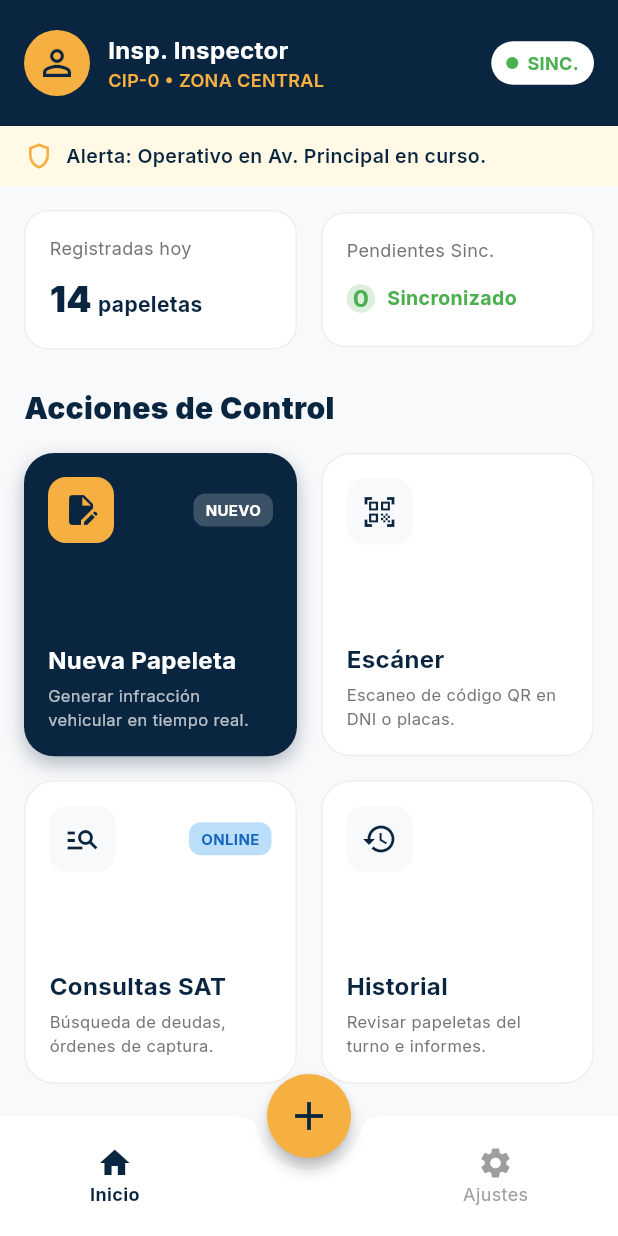
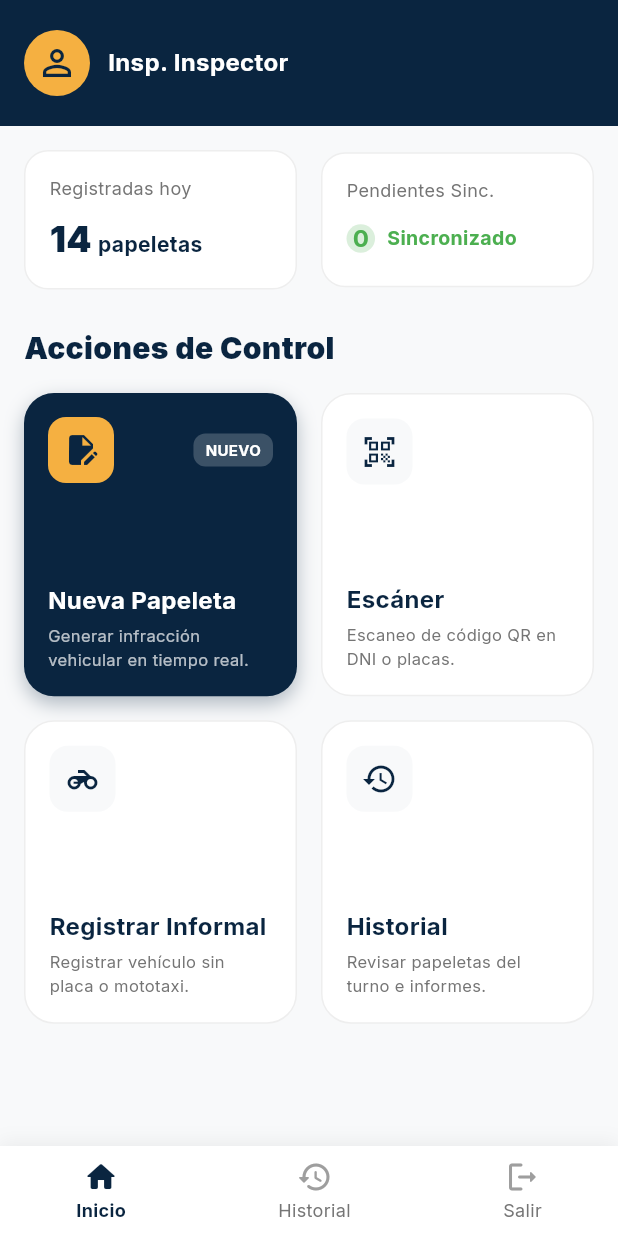
Before and after one commit to ManuelCarrasco28/Sistema-MJLO-Transito, a Flutter app: the HomeScreen screen opened directly, on a phone screen of 412 x 824 dp. Run offline on Flutter 3.47's test engine with Material 3 defaults, Android fonts, the phone set to English and light mode, and no system bars; our stand-ins replace google_fonts, shared_preferences, signature; accounts and stored records are empty.

Commit message:
fix(mobile): Update home and login screens UI, fix ticket insertion bug in backend

```diff
--- a/mobile/lib/screens/home_screen.dart
+++ b/mobile/lib/screens/home_screen.dart
@@ -4,6 +4,7 @@
 import '../theme.dart';
 import 'vehicle_details_screen.dart';
 import 'history_screen.dart';
+import 'register_vehicle_screen.dart';
 
 class HomeScreen extends StatefulWidget {
   const HomeScreen({super.key});
@@ -20,6 +21,60 @@
     if (context.mounted) {
       Navigator.pushReplacementNamed(context, '/');
     }
+  }
+
+  void _showSearchTypeSelectionDialog(BuildContext context) {
+    showDialog(
+      context: context,
+      builder: (context) => AlertDialog(
+        shape: RoundedRectangleBorder(borderRadius: BorderRadius.circular(20)),
+        title: const Text('Tipo de Búsqueda', style: TextStyle(fontWeight: FontWeight.bold, color: AppTheme.primaryBlue)),
+        content: Column(
+          mainAxisSize: MainAxisSize.min,
+          children: [
+            const Text('¿Qué dato tienes del infractor o vehículo?'),
+            const SizedBox(height: 24),
+            Row(
+              children: [
+                Expanded(
+                  child: ElevatedButton.icon(
+                    style: ElevatedButton.styleFrom(
+                      padding: const EdgeInsets.symmetric(vertical: 12),
+                      backgroundColor: AppTheme.primaryBlue,
+                      foregroundColor: Colors.white,
+                      shape: RoundedRectangleBorder(borderRadius: BorderRadius.circular(12)),
+                    ),
+                    icon: const Icon(Icons.pin),
+                    label: const Text('Placa', style: TextStyle(fontSize: 16, fontWeight: FontWeight.bold)),
+                    onPressed: () {
+                      Navigator.pop(context);
+                      _showSearchDialog(context, 'PLACA');
+                    },
+                  ),
+                ),
+                const SizedBox(width: 12),
+                Expanded(
+                  child: ElevatedButton.icon(
+                    style: ElevatedButton.styleFrom(
+                      padding: const EdgeInsets.symmetric(vertical: 12),
+                      backgroundColor: AppTheme.primaryBlue,
+                      foregroundColor: Colors.white,
+                      shape: RoundedRectangleBorder(borderRadius: BorderRadius.circular(12)),
+                    ),
+                    icon: const Icon(Icons.badge),
+                    label: const Text('DNI', style: TextStyle(fontSize: 16, fontWeight: FontWeight.bold)),
+                    onPressed: () {
+                      Navigator.pop(context);
+                      _showSearchDialog(context, 'DNI');
+                    },
+                  ),
+                ),
+              ],
+            ),
+          ],
+        ),
+      ),
+    );
   }
 
   void _showSearchDialog(BuildContext context, String searchType) {
@@ -82,7 +137,6 @@
           crossAxisAlignment: CrossAxisAlignment.start,
           children: [
             _buildHeader(context),
-            _buildAlertBanner(),
             Expanded(
               child: SingleChildScrollView(
                 physics: const BouncingScrollPhysics(),
@@ -109,27 +163,28 @@
           ],
         ),
       ),
-      floatingActionButton: FloatingActionButton(
-        onPressed: () => _showSearchDialog(context, 'PLACA'),
-        backgroundColor: AppTheme.accentYellow,
-        elevation: 4,
-        shape: const CircleBorder(),
-        child: const Icon(Icons.add, color: AppTheme.primaryBlue, size: 32),
+      bottomNavigationBar: Container(
+        decoration: BoxDecoration(
+          color: Colors.white,
+          boxShadow: [
+            BoxShadow(
+              color: Colors.black.withOpacity(0.06),
+              blurRadius: 10,
+              offset: const Offset(0, -2),
             ),
-      floatingActionButtonLocation: FloatingActionButtonLocation.centerDocked,
-      bottomNavigationBar: BottomAppBar(
-        shape: const CircularNotchedRectangle(),
-        notchMargin: 8.0,
-        color: Colors.white,
+          ],
+        ),
+        child: SafeArea(
           child: SizedBox(
             height: 60,
             child: Row(
               mainAxisAlignment: MainAxisAlignment.spaceAround,
               children: [
-              _buildBottomNavItem(Icons.home, 'Inicio', 0),
-              const SizedBox(width: 40), // Spacing for FAB
-              _buildBottomNavItem(Icons.settings, 'Ajustes', 1),
+                _buildBottomNavItem(Icons.home_rounded, 'Inicio', 0),
+                _buildBottomNavItem(Icons.history_rounded, 'Historial', 1),
+                _buildBottomNavItem(Icons.logout_rounded, 'Salir', 2),
               ],
+            ),
           ),
         ),
       ),
@@ -141,29 +196,39 @@
     return InkWell(
       onTap: () {
         if (index == 1) {
-          // Placeholder for settings
+          Navigator.push(
+            context,
+            MaterialPageRoute(builder: (_) => const HistoryScreen()),
+          );
+        } else if (index == 2) {
           _logout(context);
         } else {
           setState(() => _selectedIndex = index);
         }
       },
+      borderRadius: BorderRadius.circular(12),
+      child: Padding(
+        padding: const EdgeInsets.symmetric(horizontal: 16.0, vertical: 8.0),
         child: Column(
           mainAxisSize: MainAxisSize.min,
           mainAxisAlignment: MainAxisAlignment.center,
           children: [
             Icon(
               icon,
-            color: isSelected ? AppTheme.primaryBlue : Colors.grey,
+              color: isSelected ? AppTheme.primaryBlue : Colors.grey.shade500,
+              size: 24,
             ),
+            const SizedBox(height: 2),
             Text(
               label,
               style: TextStyle(
                 fontSize: 12,
-              color: isSelected ? AppTheme.primaryBlue : Colors.grey,
+                color: isSelected ? AppTheme.primaryBlue : Colors.grey.shade600,
                 fontWeight: isSelected ? FontWeight.bold : FontWeight.normal,
               ),
-          )
+            ),
           ],
+        ),
       ),
     );
   }
@@ -203,69 +268,9 @@
                         fontSize: 16,
                       ),
                     ),
-                    Text(
-                      'CIP-$id • ZONA CENTRAL',
-                      style: const TextStyle(
-                        color: AppTheme.accentYellow,
-                        fontSize: 12,
-                        fontWeight: FontWeight.w600,
-                      ),
-                    ),
                   ],
                 );
               },
-            ),
-          ),
-          Container(
-            padding: const EdgeInsets.symmetric(horizontal: 10, vertical: 6),
-            decoration: BoxDecoration(
-              color: Colors.white,
-              borderRadius: BorderRadius.circular(20),
-            ),
-            child: Row(
-              children: [
-                Container(
-                  width: 8,
-                  height: 8,
-                  decoration: const BoxDecoration(
-                    color: Colors.green,
-                    shape: BoxShape.circle,
-                  ),
-                ),
-                const SizedBox(width: 6),
-                const Text(
-                  'SINC.',
-                  style: TextStyle(
-                    color: Colors.green,
-                    fontWeight: FontWeight.bold,
-                    fontSize: 12,
-                  ),
-                ),
-              ],
-            ),
-          ),
-        ],
-      ),
-    );
-  }
-
-  Widget _buildAlertBanner() {
-    return Container(
-      width: double.infinity,
-      padding: const EdgeInsets.symmetric(horizontal: 16, vertical: 10),
-      color: const Color(0xFFFFF9E6), // Light yellow
-      child: Row(
-        children: [
-          const Icon(Icons.shield_outlined, color: AppTheme.accentYellow, size: 20),
-          const SizedBox(width: 8),
-          const Expanded(
-            child: Text(
-              'Alerta: Operativo en Av. Principal en curso.',
-              style: TextStyle(
-                color: AppTheme.primaryBlue,
-                fontWeight: FontWeight.w600,
-                fontSize: 13,
-              ),
             ),
           ),
         ],
@@ -354,7 +359,7 @@
           icon: Icons.edit_document,
           isPrimary: true,
           badge: 'NUEVO',
-          onTap: () => _showSearchDialog(context, 'PLACA'),
+          onTap: () => _showSearchTypeSelectionDialog(context),
         ),
         _buildActionCard(
           title: 'Escáner',
@@ -367,13 +372,15 @@
           },
         ),
         _buildActionCard(
-          title: 'Consultas SAT',
-          subtitle: 'Búsqueda de deudas,\nórdenes de captura.',
-          icon: Icons.manage_search,
-          badge: 'ONLINE',
-          badgeColor: Colors.blue.shade100,
-          badgeTextColor: Colors.blue.shade800,
-          onTap: () => _showSearchDialog(context, 'DNI'),
+          title: 'Registrar Informal',
+          subtitle: 'Registrar vehículo sin\nplaca o mototaxi.',
+          icon: Icons.motorcycle,
+          onTap: () {
+            Navigator.push(
+              context,
+              MaterialPageRoute(builder: (_) => const RegisterVehicleScreen()),
+            );
+          },
         ),
         _buildActionCard(
           title: 'Historial',
```
Also changed, not shown: mobile/lib/screens/login_screen.dart (+7 -7 lines), mobile/lib/screens/register_vehicle_screen.dart (+1 -16 lines), 1 other file. Lines whose indentation alone changed are shown as unchanged.
